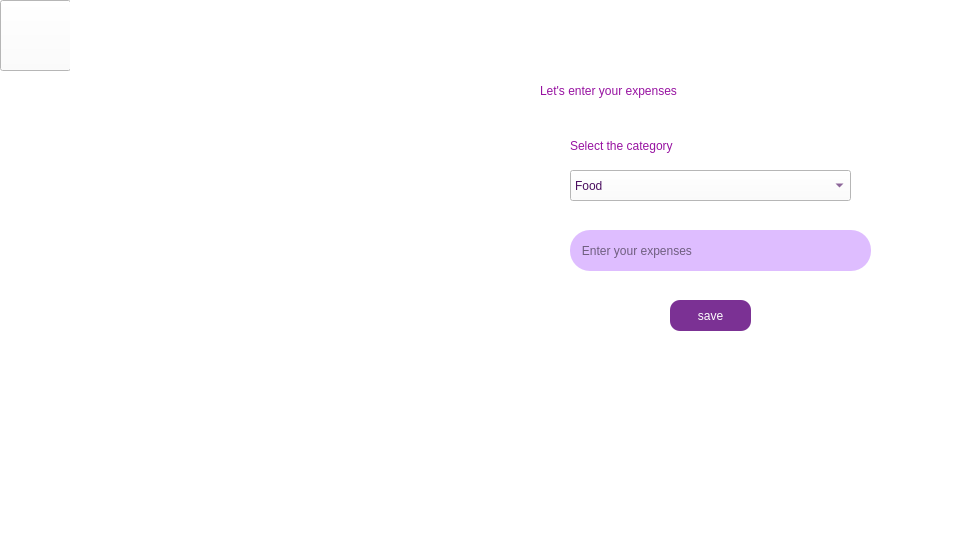
Qt form expenses.ui (Nirjaraa/spendwise) before a commit.
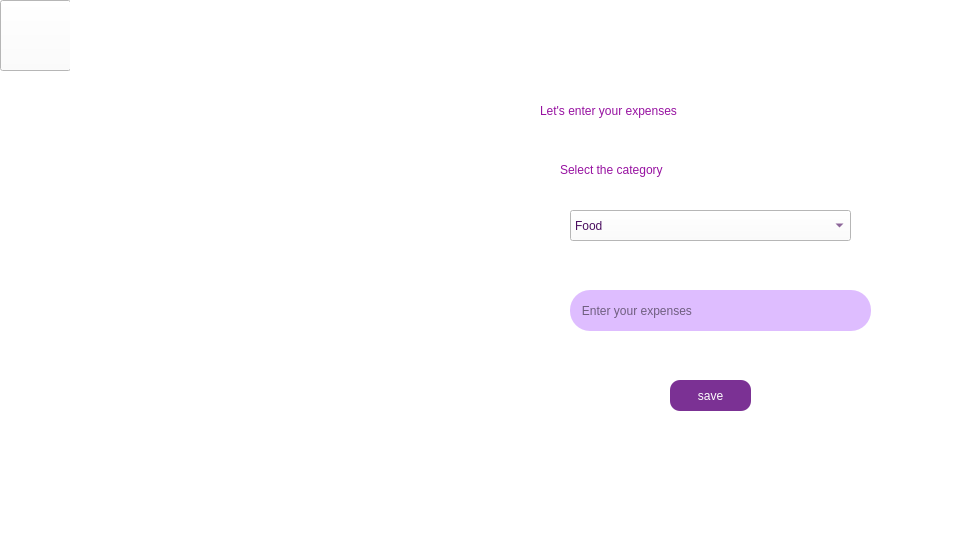
The same form after that commit. Icons and pictures are not drawn.

What changed in the file:
```diff
--- a/expenses.ui
+++ b/expenses.ui
@@ -54,7 +54,7 @@
     <property name="geometry">
      <rect>
       <x>540</x>
-      <y>70</y>
+      <y>90</y>
       <width>341</width>
       <height>41</height>
      </rect>
@@ -71,7 +71,7 @@
     <property name="geometry">
      <rect>
       <x>670</x>
-      <y>300</y>
+      <y>380</y>
       <width>81</width>
       <height>31</height>
      </rect>
@@ -132,7 +132,7 @@
     <property name="geometry">
      <rect>
       <x>570</x>
-      <y>230</y>
+      <y>290</y>
       <width>301</width>
       <height>41</height>
      </rect>
@@ -150,7 +150,7 @@
     <property name="geometry">
      <rect>
       <x>570</x>
-      <y>170</y>
+      <y>210</y>
       <width>281</width>
       <height>31</height>
      </rect>
@@ -184,8 +184,8 @@
    <widget class="QLabel" name="label">
     <property name="geometry">
      <rect>
-      <x>570</x>
-      <y>136</y>
+      <x>560</x>
+      <y>160</y>
       <width>271</width>
       <height>20</height>
      </rect>
```
